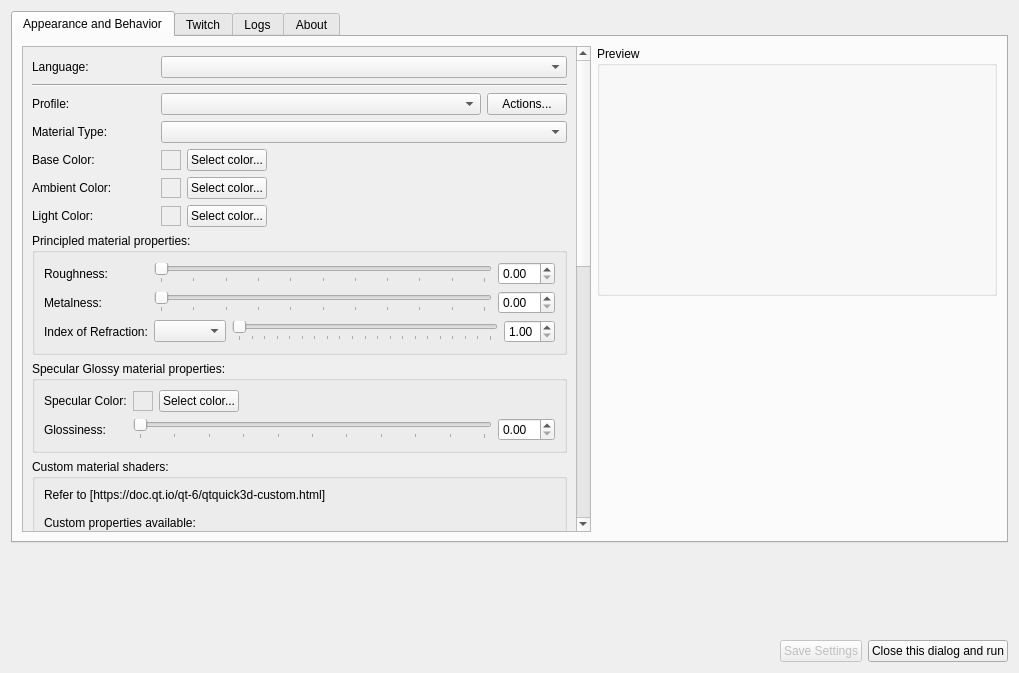
Qt form setupwidget.ui (xiluembo/atsumari) before a commit.
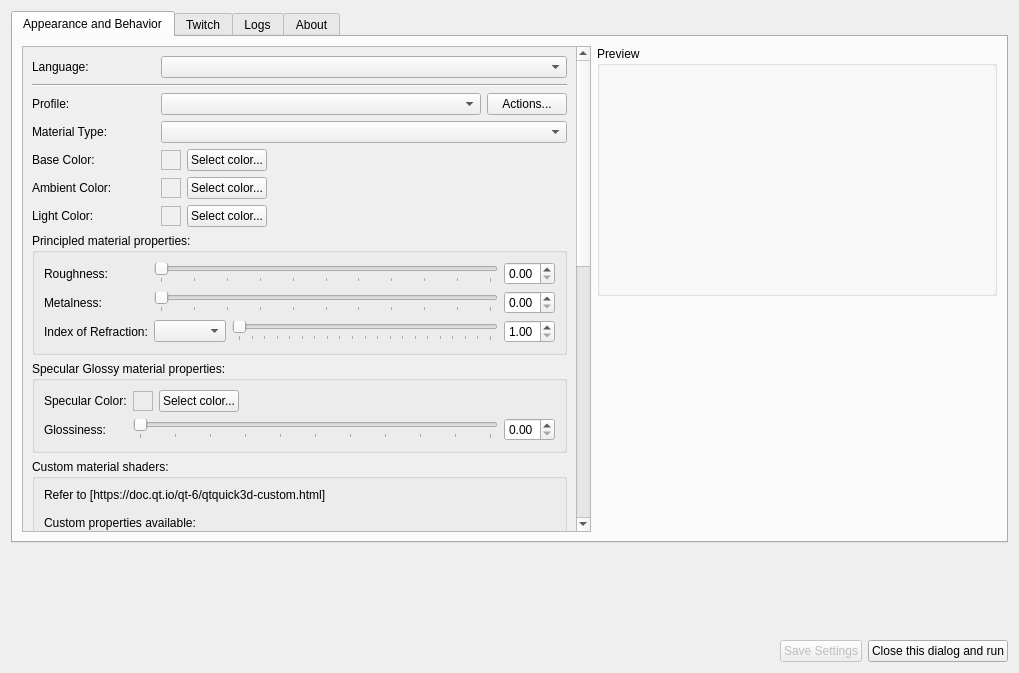
The same form after that commit. Icons and pictures are not drawn.

Commit message: Add range limits to material spin boxes

What changed in the file:
```diff
--- a/setupwidget.ui
+++ b/setupwidget.ui
@@ -159,7 +159,20 @@
                      </widget>
                     </item>
                     <item>
-                     <widget class="QDoubleSpinBox" name="spnGlossiness"/>
+                     <widget class="QDoubleSpinBox" name="spnGlossiness">
+                      <property name="minimum">
+                       <double>0.000000000000000</double>
+                      </property>
+                      <property name="maximum">
+                       <double>1.000000000000000</double>
+                      </property>
+                      <property name="singleStep">
+                       <double>0.010000000000000</double>
+                      </property>
+                      <property name="decimals">
+                       <number>2</number>
+                      </property>
+                     </widget>
                     </item>
                    </layout>
                   </item>
@@ -340,7 +353,20 @@
                      </widget>
                     </item>
                     <item>
-                     <widget class="QDoubleSpinBox" name="spnRoughness"/>
+                     <widget class="QDoubleSpinBox" name="spnRoughness">
+                      <property name="minimum">
+                       <double>0.000000000000000</double>
+                      </property>
+                      <property name="maximum">
+                       <double>1.000000000000000</double>
+                      </property>
+                      <property name="singleStep">
+                       <double>0.010000000000000</double>
+                      </property>
+                      <property name="decimals">
+                       <number>2</number>
+                      </property>
+                     </widget>
                     </item>
                    </layout>
                   </item>
@@ -372,7 +398,20 @@
                      </widget>
                     </item>
                     <item>
-                     <widget class="QDoubleSpinBox" name="spnMetalness"/>
+                     <widget class="QDoubleSpinBox" name="spnMetalness">
+                      <property name="minimum">
+                       <double>0.000000000000000</double>
+                      </property>
+                      <property name="maximum">
+                       <double>1.000000000000000</double>
+                      </property>
+                      <property name="singleStep">
+                       <double>0.010000000000000</double>
+                      </property>
+                      <property name="decimals">
+                       <number>2</number>
+                      </property>
+                     </widget>
                     </item>
                    </layout>
                   </item>
```
Left out of the diff: 15 changed lines with no effect on the pictures. Lines whose indentation alone changed are shown as unchanged.
